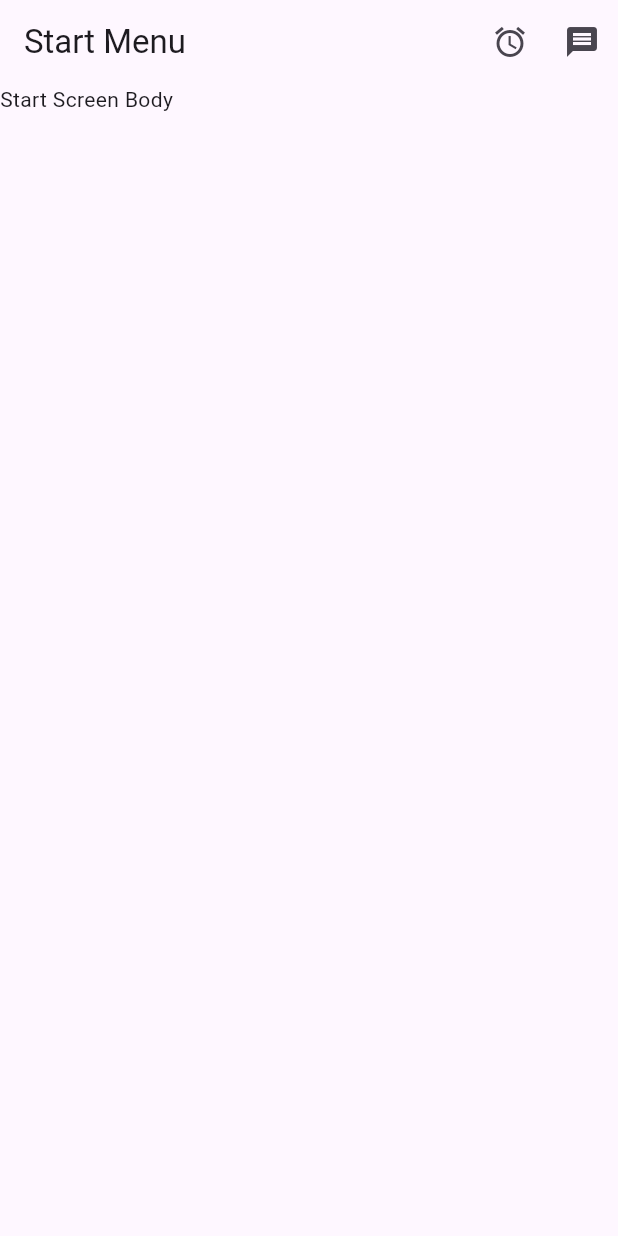
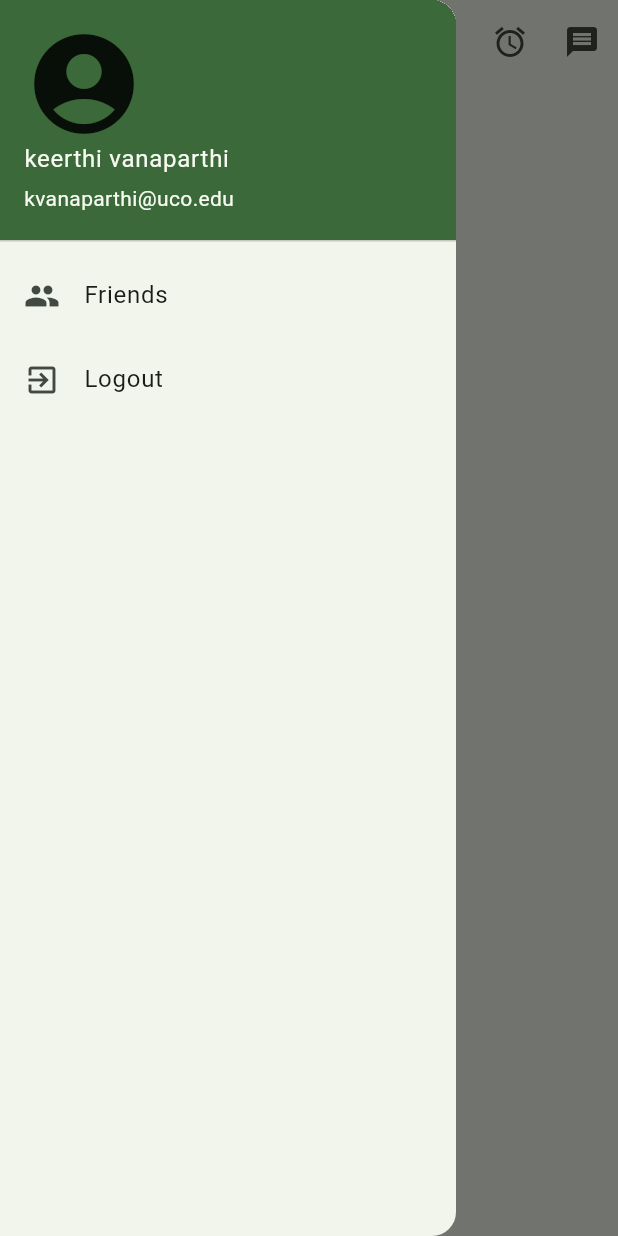
Before and after one commit to Keerthi0912/System-Modules, a Flutter app: the screen it shows after launch, with the side drawer open (before the commit the screen has no drawer), on a phone screen of 412 x 824 dp. Run offline on Flutter 3.47's test engine with Material 3 defaults, Android fonts, the phone set to English and light mode, and no system bars.

Commit message:
final commit

```diff
--- a/lib/main.dart
+++ b/lib/main.dart
@@ -1,5 +1,9 @@
 import 'package:flutter/material.dart';
+import 'package:lesson2/view/image_screen.dart';
+import 'package:lesson2/view/materialdesign_screen.dart';
 import 'package:lesson2/view/start_screen.dart';
+
+import 'model/Constant.dart';
 
 void main() {
   runApp(const Lesson2App());
@@ -10,10 +14,23 @@ class Lesson2App extends StatelessWidget{
 
   @override
   Widget build(BuildContext context) {
-    return  const MaterialApp(
+    return   MaterialApp(
+      debugShowCheckedModeBanner: Constant.dev,
+      theme: ThemeData(
+        brightness: Brightness.light,
+        useMaterial3: true,
+        colorSchemeSeed: Colors.green,
+       // textTheme: const TextTheme(
+         // labelLarge: TextStyle(
+           // fontSize: 28.8,
+        //  ),
+       // ),
+      ),
       initialRoute: StartScreen.routeName,
       routes: {
-        StartScreen.routeName: f1,
+        StartScreen.routeName: (context) => StartScreen(),
+        MaterialDesignScreen.routeName: ( context) => const MaterialDesignScreen(),
+        ImageDemoScreen.routeName:(context) => const ImageDemoScreen(),
       }
     );
   }
@@ -22,5 +39,5 @@ class Lesson2App extends StatelessWidget{
 
 
 Widget f1(BuildContext context) {
-  return const StartScreen();
+  return  StartScreen();
 }
--- /dev/null
+++ b/lib/model/constant.dart
@@ -0,0 +1,3 @@
+class Constant{
+  static const dev = true;
+}
--- a/lib/view/start_screen.dart
+++ b/lib/view/start_screen.dart
@@ -1,10 +1,12 @@
 import 'package:flutter/material.dart';
+import 'package:lesson2/controller/startscreen_controller.dart';
 import 'package:lesson2/view/show_snackbar.dart';
 
 class StartScreen extends StatelessWidget {
-  const StartScreen({super.key});
+  StartScreen({super.key});
 
   static const routeName = '/startScreen';
+  final _con = StartscreenController();
   @override
   Widget build(BuildContext context) {
     return Scaffold(
@@ -12,24 +14,61 @@ class StartScreen extends StatelessWidget {
         title: const Text('Start Menu'),
         actions: [
           IconButton(
-            onPressed: () =>
-                // ignore: avoid_print
-                showSnackBar(
-              context: context,
-              message: 'Alarm action button is pressed',
-            ),
+            onPressed: () => _con.onPressedAlarm(context),
             icon: const Icon(Icons.alarm),
           ),
           IconButton(
-            onPressed: () => showSnackBar(
-              context: context,
-              message: 'Message action button is pressed',
-            ),
+            onPressed: () => _con.onPressedMessage(context),
             icon: const Icon(Icons.message),
           )
         ],
       ),
-      body: const Text('Start Screen Body'),
+      drawer: Drawer(
+        child: ListView(
+          children: [
+            const UserAccountsDrawerHeader(
+              currentAccountPicture: Icon(
+                Icons.account_circle_rounded,
+                size: 80.0,
+              ),
+              accountName: Text('keerthi vanaparthi'),
+              accountEmail: Text('kvanaparthi@uco.edu'),
+            ),
+            ListTile(
+              leading: const Icon(Icons.people),
+              title: const Text('Friends'),
+              onTap: () => _con.onTapFriend(context),
+            ),
+            ListTile(
+              leading: const Icon(Icons.exit_to_app),
+              title: const Text('Logout'),
+              onTap: () => _con.onTapLogout(context),
+            ),
+          ],
+        ),
+      ),
+      body: Column(
+        children: [
+          Text(
+            'Choose a menu to navigate',
+            style: Theme.of(context).textTheme.headlineSmall,
+          ),
+          ElevatedButton(
+            onPressed: () => _con.onPressedMaterialDesign(context),
+            child:  Text(
+              'Material Design',
+              style: Theme.of(context).textTheme.labelLarge,
+            ),
+          ),
+          ElevatedButton(
+            onPressed: () => _con.onPressedImageDemo(context),
+            child:  Text(
+              'Image Demo',
+              style: Theme.of(context).textTheme.labelLarge,
+            ),
+          ),
+        ],
+      ),
     );
   }
 }
--- a/pubspec.yaml
+++ b/pubspec.yaml
@@ -59,9 +59,9 @@ flutter:
   uses-material-design: true
 
   # To add assets to your application, add an assets section, like this:
-  # assets:
-  #   - images/a_dot_burr.jpeg
-  #   - images/a_dot_ham.jpeg
+  assets:
+    - images/apple.png
+    - images/bus.jpeg
 
   # An image asset can refer to one or more resolution-specific "variants", see
   # https://flutter.dev/to/resolution-aware-images
```
Also changed, not shown: lib/controller/startscreen_controller.dart (added, +44 -0 lines), lib/view/image_screen.dart (added, +42 -0 lines), lib/view/materialdesign_screen.dart (added, +98 -0 lines), images/apple.png (added), images/bus.jpeg (added).
